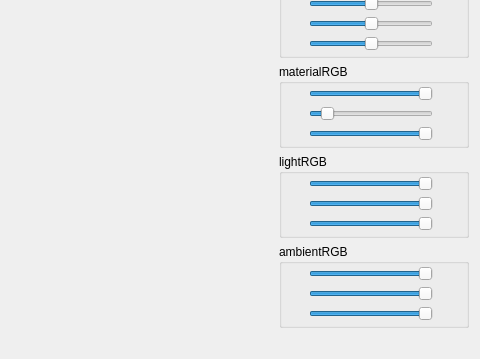
Before: the Qt Designer form window.ui in Siterina/ComputerGraphics_KP_12, drawn with Qt 5; both pictures show x 338 to 818 and y 259 to 618 of the 818 by 618 pixel window.
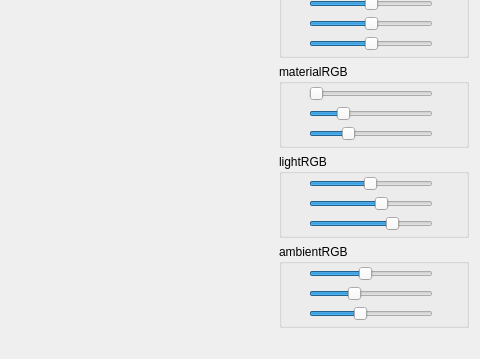
After: the same form once the commit is applied. Custom widgets are drawn as their Qt base class.

```diff
--- a/window.ui
+++ b/window.ui
@@ -69,7 +69,7 @@
        <number>5</number>
       </property>
       <property name="value">
-       <number>255</number>
+       <number>0</number>
       </property>
       <property name="orientation">
        <enum>Qt::Horizontal</enum>
@@ -97,7 +97,7 @@
        <number>5</number>
       </property>
       <property name="value">
-       <number>25</number>
+       <number>63</number>
       </property>
       <property name="orientation">
        <enum>Qt::Horizontal</enum>
@@ -125,7 +125,7 @@
        <number>5</number>
       </property>
       <property name="value">
-       <number>255</number>
+       <number>76</number>
       </property>
       <property name="orientation">
        <enum>Qt::Horizontal</enum>
@@ -261,7 +261,7 @@
        <number>5</number>
       </property>
       <property name="value">
-       <number>255</number>
+       <number>127</number>
       </property>
       <property name="orientation">
        <enum>Qt::Horizontal</enum>
@@ -289,7 +289,7 @@
        <number>5</number>
       </property>
       <property name="value">
-       <number>255</number>
+       <number>153</number>
       </property>
       <property name="orientation">
        <enum>Qt::Horizontal</enum>
@@ -317,7 +317,7 @@
        <number>5</number>
       </property>
       <property name="value">
-       <number>255</number>
+       <number>178</number>
       </property>
       <property name="orientation">
        <enum>Qt::Horizontal</enum>
@@ -356,7 +356,7 @@
        <number>5</number>
       </property>
       <property name="value">
-       <number>255</number>
+       <number>114</number>
       </property>
       <property name="orientation">
        <enum>Qt::Horizontal</enum>
@@ -384,7 +384,7 @@
        <number>5</number>
       </property>
       <property name="value">
-       <number>255</number>
+       <number>89</number>
       </property>
       <property name="orientation">
        <enum>Qt::Horizontal</enum>
@@ -412,7 +412,7 @@
        <number>5</number>
       </property>
       <property name="value">
-       <number>255</number>
+       <number>102</number>
       </property>
       <property name="orientation">
        <enum>Qt::Horizontal</enum>
```
Left out of the diff: 16 changed lines with no effect on the pictures.
